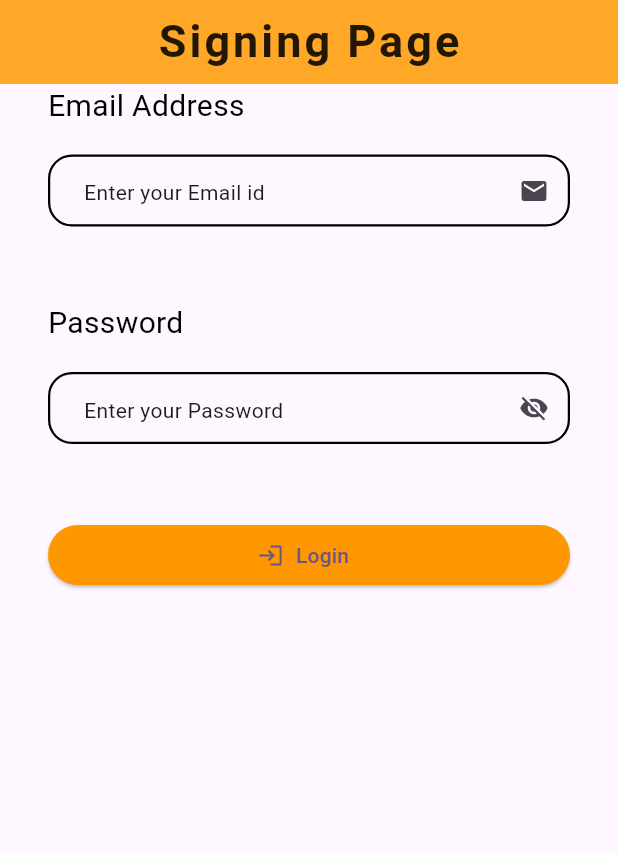
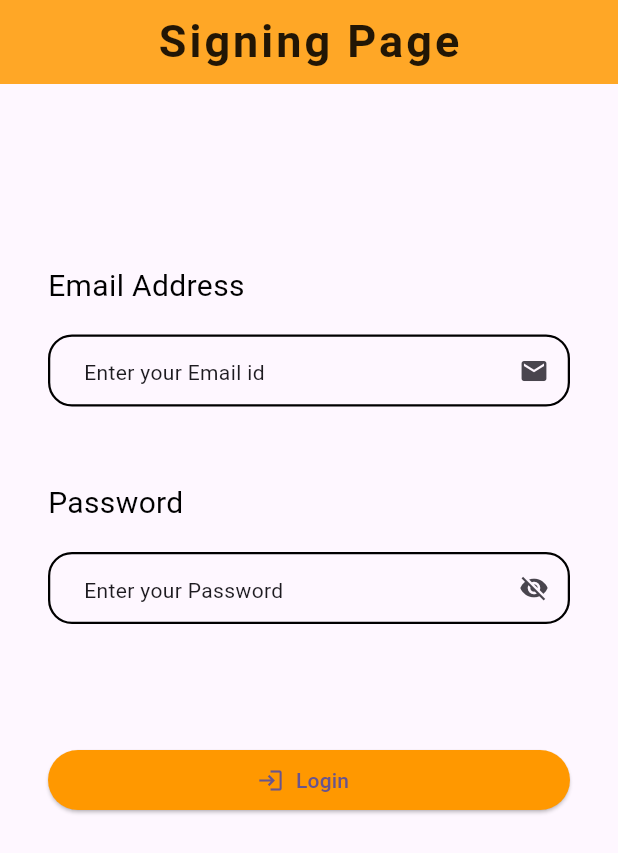
Before and after one commit to Ratndeep1999/database_practice, a Flutter app: the screen it shows after launch, on a phone screen of 412 x 824 dp. Shown: the top 853 px of the screen. Run offline on Flutter 3.47's test engine with Material 3 defaults, Android fonts, the phone set to English and light mode, and no system bars; accounts and stored records are empty.

Commit message:
space add

```diff
--- a/lib/signing_page.dart
+++ b/lib/signing_page.dart
@@ -43,6 +43,8 @@ class _SigningPageState extends State<SigningPage> {
             child: Column(
               crossAxisAlignment: CrossAxisAlignment.start,
               children: [
+                SizedBox(height: 120.0),
+
                 /// Email label
                 LabelWidget(
                   label: 'Email Address',
@@ -95,8 +97,7 @@ class _SigningPageState extends State<SigningPage> {
                   },
                   validation: _passwordValidation,
                 ),
-
-                SizedBox(height: 50.0),
+                SizedBox(height: 80.0),
 
                 /// Login Button
                 SizedBox(
```
